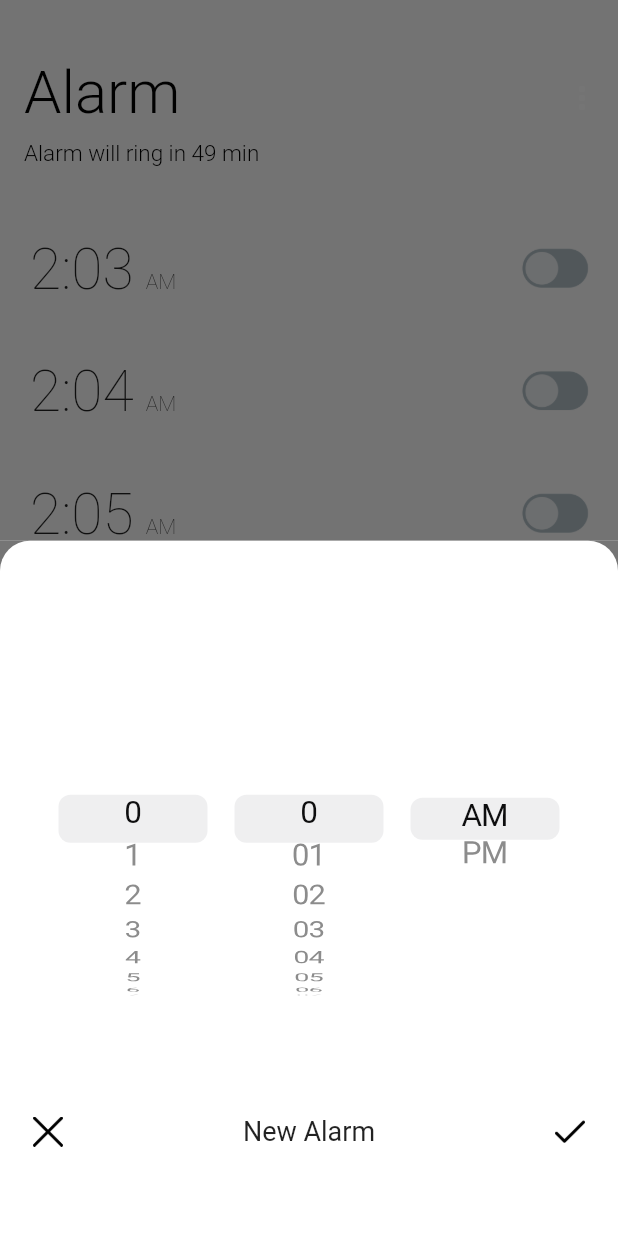
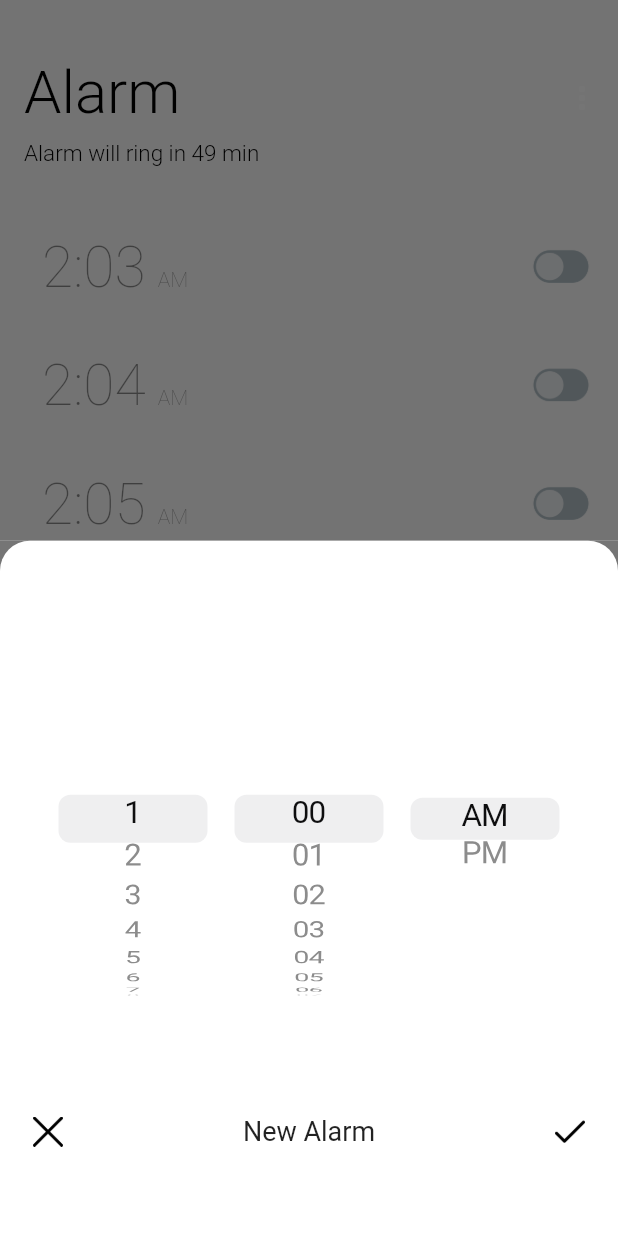
Before and after one commit to shadan1234/clock, a Flutter app: the screen it shows after launch, after a tap on the "add" icon, on a phone screen of 412 x 824 dp. Run offline on Flutter 3.47's test engine with Material 2 defaults, Android fonts, the phone set to English and light mode, and no system bars; our stand-ins replace audioplayers, flutter_local_notifications, timezone.

Commit message:
added am - pm conversions correctly and stops the notification as well as the sound when button is switched off

```diff
--- a/lib/set_alarm.dart
+++ b/lib/set_alarm.dart
@@ -37,10 +37,10 @@ class SetAlarm extends StatelessWidget {
                       child: CupertinoPicker(
                         itemExtent: 32,
                         onSelectedItemChanged: (value) {
-                          hours=value;
+                          hours=value+1;
                         },
                         children: [
-                          for(int i=0;i<=12;i++)
+                          for(int i=0;i<12;i++)
 
                             Text('${Time().hour[i]}'),
 
--- a/lib/things_to_be_diplayed.dart
+++ b/lib/things_to_be_diplayed.dart
@@ -1,15 +1,16 @@
 import 'dart:developer';
 
 import 'package:clock_app/main.dart';
+import 'package:clock_app/set_alarm.dart';
 import 'package:flutter/material.dart';
 import 'package:flutter_local_notifications/flutter_local_notifications.dart';
 import 'package:audioplayers/audioplayers.dart';
 import 'package:timezone/timezone.dart' as tz;
 
 class Things extends StatefulWidget {
-  final int hours;
-  final int minutes;
-  final String am_or_pm;
+   int hours;
+   int minutes;
+   String am_or_pm;
   String button_state;
   bool font;
   // final int play_or_not;
@@ -27,21 +28,51 @@ class Things extends StatefulWidget {
 
 class _ThingsState extends State<Things> {
   @override
+
   AudioPlayer audioPlayer = AudioPlayer();
-
-  Future<void> playDelayedSound() async {
+  int miliseconds()
+  {
     DateTime currentTime = DateTime.now();
     int currentHour = currentTime.hour;
     int currentMinute = currentTime.minute;
+    int hours_copy=widget.hours;
+    if(widget.am_or_pm=='PM'&& widget.hours!=12)
+    {
+      hours_copy+=12;
+    }
+    else if(widget.am_or_pm=='AM' && widget.hours==12)
+    {
+      hours_copy+=12;
+    }
+    else if(widget.am_or_pm=='AM'&& currentHour>12)
+    {
+      hours_copy+=24;
+    }
+    //TODO am se pm jaana hai ya vice versa toh 12 hr add otherwise not
     int delayInMilliseconds =
-        ((widget.hours - currentHour) * 60 + (widget.minutes - currentMinute)) *
+        ((hours_copy - currentHour) * 60 + (widget.minutes - currentMinute)) *
             60 *
             1000;
+    return delayInMilliseconds;
+  }
 
-    if (delayInMilliseconds >= 0) {
-      await Future.delayed(Duration(milliseconds: delayInMilliseconds));
-      await audioPlayer.play(AssetSource('Luke-Bergs-Bliss.mp3'));
-    }
+
+  Future<void> playDelayedSound() async {
+   int delayInMilliseconds=miliseconds();
+
+
+      await Future.delayed(Duration(milliseconds: delayInMilliseconds),
+        ()      async{
+        if(widget.button_state=='on')
+          {
+
+
+          await audioPlayer.play(AssetSource('Luke-Bergs-Bliss.mp3'));
+          }
+      }
+      );
+
+
   }
   // void PlaySound(int number)
   // {
@@ -70,13 +101,7 @@ class _ThingsState extends State<Things> {
       iOS: iosDetails,
     );
 
-    DateTime currentTime = DateTime.now();
-    int currentHour = currentTime.hour;
-    int currentMinute = currentTime.minute;
-    int delayInMilliseconds =
-        ((widget.hours - currentHour) * 60 + (widget.minutes - currentMinute)) *
-            60 *
-            1000;
+int delayInMilliseconds=miliseconds();
 
     DateTime scheduleDate =
         DateTime.now().add(Duration(milliseconds: delayInMilliseconds));
@@ -106,9 +131,12 @@ class _ThingsState extends State<Things> {
     }
   }
 
-  void stopSound() {
-    // if(widget.play_or_not==1)?
-    audioPlayer.stop();
+  void stopAlarm() async {
+
+
+    audioPlayer.stop();     // stops when audio is playing and doesn't stop future playing that is why in delayedSound() everything happens on the basis of button if on then only it will play
+   await notificationsPlugin.cancel(0); //cancels the notification
+   //why await is needed here try removing and see if it is actually needed
   }
 
   @override
@@ -130,7 +158,10 @@ class _ThingsState extends State<Things> {
         children: [
           Expanded(
             flex: 5,
-            child: Container(
+            child: TextButton(
+              onPressed: (){
+                showModalBottomSheet(context: context, builder: (context)=>SetAlarm());
+              },
               child: Row(
                 textBaseline: TextBaseline.alphabetic,
                 crossAxisAlignment: CrossAxisAlignment.baseline,
@@ -139,10 +170,11 @@ class _ThingsState extends State<Things> {
                     '${widget.hours}:${widget.minutes.toString().padLeft(2, '0')}',
                     style: widget.font
                         ? TextStyle(
+                        color: Colors.black,
                             fontSize: 38,
                             fontWeight: FontWeight.lerp(
                                 FontWeight.w300, FontWeight.w400, .7))
-                        : TextStyle(fontSize: 38, fontWeight: FontWeight.w200),
+                        : TextStyle(fontSize: 38, fontWeight: FontWeight.w200,color: Colors.black45),
                   ),
                   SizedBox(
                     width: 8,
@@ -150,23 +182,23 @@ class _ThingsState extends State<Things> {
                   Text(
                     widget.am_or_pm,
                     style: widget.font
-                        ? TextStyle(fontWeight: FontWeight.w300)
-                        : TextStyle(fontWeight: FontWeight.w200),
+                        ? TextStyle(fontWeight: FontWeight.w300,color: Colors.black)
+                        : TextStyle(fontWeight: FontWeight.w200,color: Colors.black45),
                   ),
                 ],
               ),
             ),
           ),
           Expanded(
-              flex: 1,
-              child: TextButton(
+              flex: 3,
+              child:TextButton(
                   onPressed: () {
                     // Noti.showBigTextNotification(title: 'wow', body: 'mf u will lose', fln: flutterLocalNotificationsPlugin);
                     setState(() {
                       if (widget.button_state == 'on') {
                         widget.button_state = 'off';
                         widget.font = false;
-                        stopSound();
+                        stopAlarm();
                       } else {
                         showNotification();
                         playDelayedSound();
@@ -175,8 +207,17 @@ class _ThingsState extends State<Things> {
                       }
                     });
                   },
-                  child:
-                      Image.asset('assets/${widget.button_state}-button.png'))),
+
+                child: Row(
+                  mainAxisAlignment:MainAxisAlignment.end,
+                  children: [
+
+
+                            Container( height: 40,width: 40,
+                                child: Image.asset('assets/${widget.button_state}-button.png',)),
+                  ],
+                ),
+              )),
         ],
       ),
     );
--- a/lib/time_list.dart
+++ b/lib/time_list.dart
@@ -1,7 +1,7 @@
 class Time
 {
-  List<String> hour=['0','1','2','3','4','5','6','7','8','9','10','11','12'];
-  List<String>minutes=['0','01','02','03','04','05','06','07','08','09','10','11','12','13','14','15','16','17','18','19','20','21','22','23','24','25','26','27','28','29','30','31','32','33','34','35','36','37','38','39','40','41','42','43','44','45','46','47','48','49','50','51','52','53','54','55','56','57','58','59'];
+  List<String> hour=['1','2','3','4','5','6','7','8','9','10','11','12'];
+  List<String>minutes=['00','01','02','03','04','05','06','07','08','09','10','11','12','13','14','15','16','17','18','19','20','21','22','23','24','25','26','27','28','29','30','31','32','33','34','35','36','37','38','39','40','41','42','43','44','45','46','47','48','49','50','51','52','53','54','55','56','57','58','59'];
   List<String>am_or_pm=['AM','PM'];
 
 
```
